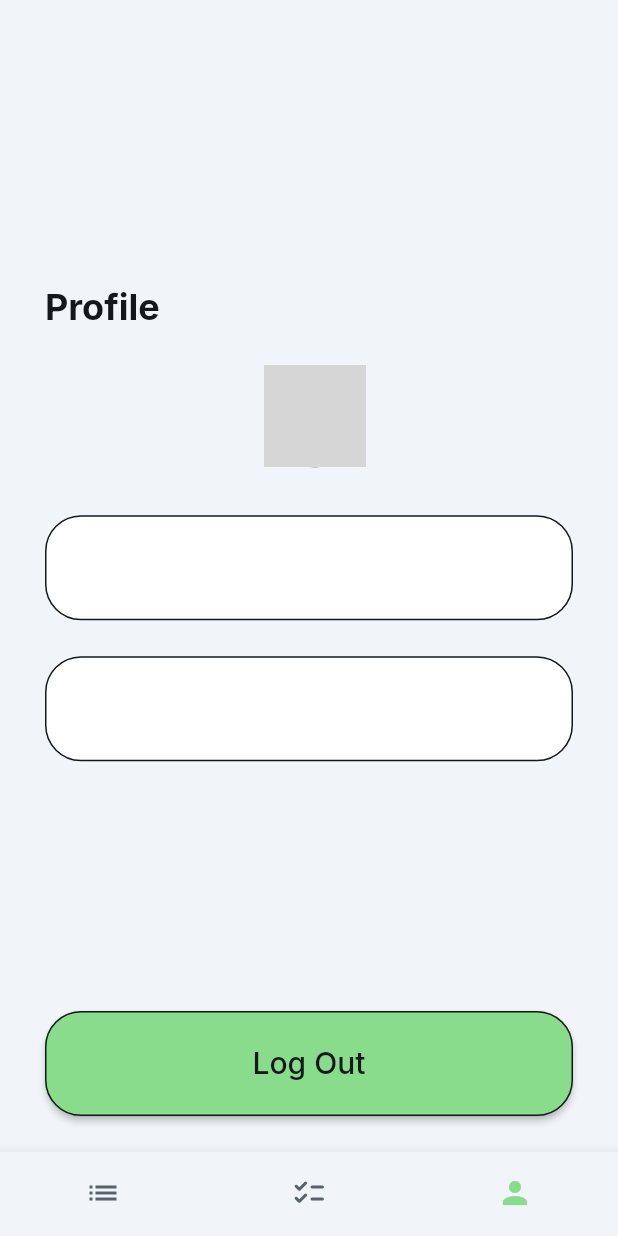
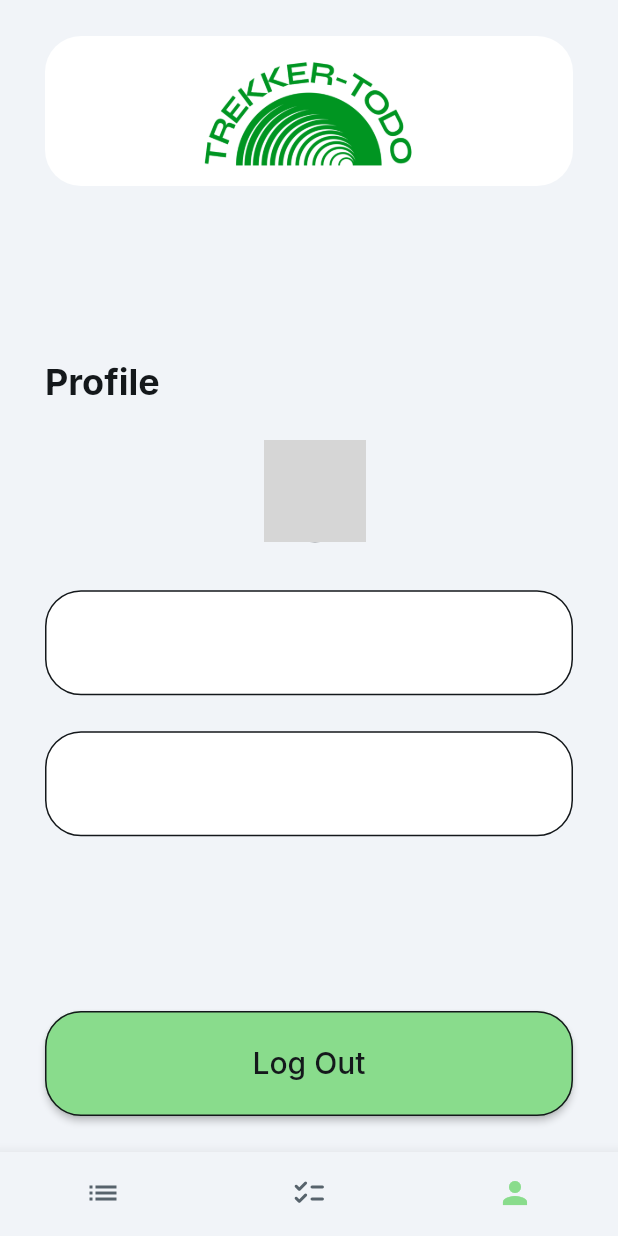
Before and after one commit to BetterUnprofessional/TodoApp-FlutterFlow, a Flutter app: the screen it shows once a user with an empty profile is signed in, item 3 of the bottom bar chosen, on a phone screen of 412 x 824 dp. Run offline on Flutter 3.47's test engine with Material 3 defaults, Android fonts, the phone set to English and light mode, and no system bars; drawn by our look-alikes of auto_size_text; our stand-ins replace cloud_firestore, easy_debounce, file_picker, firebase_auth, firebase_core, firebase_storage and 12 more; missing offline and left inert: json_path, mime_type; accounts and stored records are empty; network calls fail; grey boxes are pictures that could not be loaded.

Commit message:
Added image to profile

```diff
--- a/lib/pages/profile_page/profile_page_widget.dart
+++ b/lib/pages/profile_page/profile_page_widget.dart
@@ -68,6 +68,18 @@ class _ProfilePageWidgetState extends State<ProfilePageWidget> {
                   mainAxisAlignment: MainAxisAlignment.end,
                   crossAxisAlignment: CrossAxisAlignment.stretch,
                   children: [
+                    Align(
+                      alignment: AlignmentDirectional(0.0, -1.0),
+                      child: ClipRRect(
+                        borderRadius: BorderRadius.circular(24.0),
+                        child: Image.asset(
+                          'assets/images/Untitled.png',
+                          width: double.infinity,
+                          height: 100.0,
+                          fit: BoxFit.cover,
+                        ),
+                      ),
+                    ),
                     Expanded(
                       child: Column(
                         mainAxisSize: MainAxisSize.max,
```
